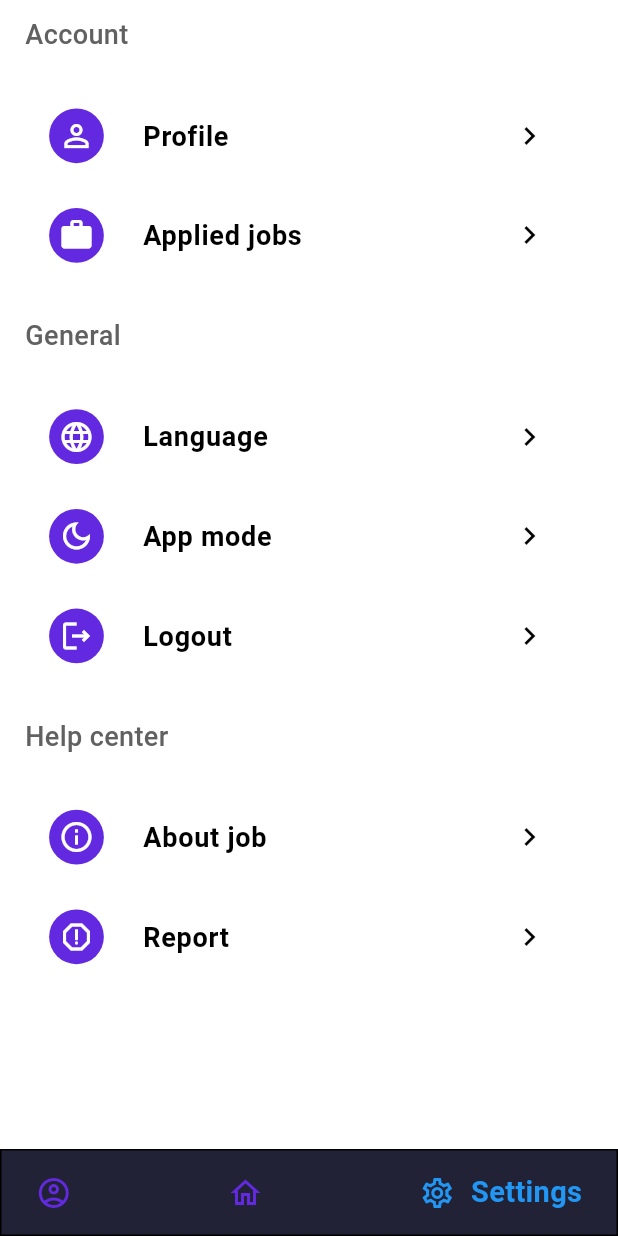
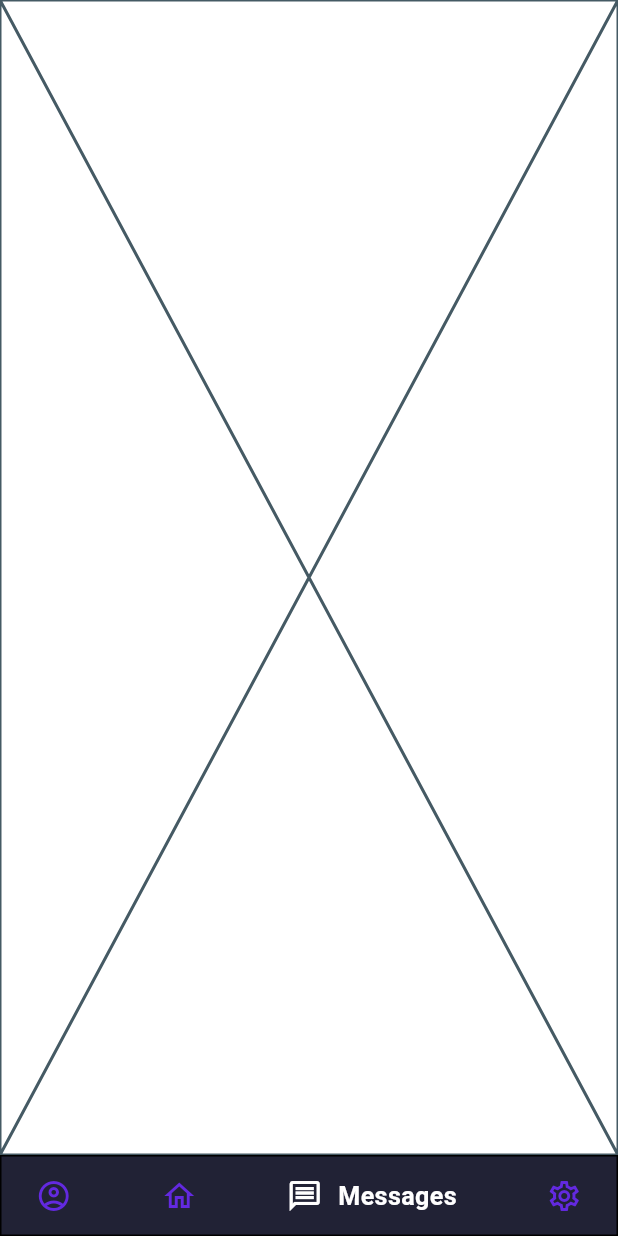
Before and after one commit to SalahMd/Joblance, a Flutter app: the ButtomBar screen opened by its route, item 3 of the bottom bar chosen, on a phone screen of 412 x 824 dp. Run offline on Flutter 3.47's test engine with Material 3 defaults, Android fonts, the phone set to English and light mode, and no system bars; drawn by our look-alikes of google_nav_bar; our stand-ins replace carousel_slider, chips_choice, country_picker, dartz, flutter_animate, flutter_screenutil and 4 more; accounts and stored records are empty.

Commit message:
Fixing colors in dark mode

```diff
--- a/lib/controller/buttom_bar_controller.dart
+++ b/lib/controller/buttom_bar_controller.dart
@@ -1,5 +1,6 @@
 import 'package:flutter/material.dart';
 import 'package:get/get.dart';
+import 'package:joblance/view/messages.dart';
 import 'package:joblance/view/screens/profile/freelancer_profile.dart';
 import 'package:joblance/view/screens/favorite.dart';
 import 'package:joblance/view/screens/home_page/freelancer_home_page/freelancer_home_page.dart';
@@ -13,7 +14,7 @@ abstract class ButtomBarController extends GetxController {
 
 class ButtomBarControllerImp extends ButtomBarController {
   int currentPage = 1;
-  List<Widget> listPage = [const FreelancerProfile(),  FreelancerHomePage(), const Settings(),];
+  List<Widget> listPage = [const FreelancerProfile(),  FreelancerHomePage(),Messages(), const Settings(),];
   @override
   changePage(int index) {
     currentPage = index;
--- a/lib/controller/dark_mode.dart
+++ b/lib/controller/dark_mode.dart
@@ -5,6 +5,7 @@ import 'package:joblance/core/services/services.dart';
 abstract class DarkMode extends GetxController {
   changeMode(String theme);
 }
+
 class DarkModeImpl extends DarkMode {
   Myservices myServices = Get.find();
   late ThemeMode themeMode;
@@ -29,7 +30,7 @@ class DarkModeImpl extends DarkMode {
     } else if (sharedpreflang == "light") {
       themeMode = ThemeMode.light;
     } else {
-      themeMode = ThemeMode.light;
+      themeMode = ThemeMode.system;
     }
     super.onInit();
   }
--- a/lib/core/constants/text_styles.dart
+++ b/lib/core/constants/text_styles.dart
@@ -28,6 +28,8 @@ class TextStyles {
       color: Colors.grey[700], fontSize: 14.sp, fontWeight: FontWeight.w500);
   static TextStyle w50012 =
       TextStyle(fontSize: 12.sp, fontWeight: FontWeight.w500);
+      static TextStyle w40011 =
+      TextStyle(fontSize: 11.sp, fontWeight: FontWeight.w400);
   static TextStyle w50013 =
       TextStyle(fontSize: 13.sp, fontWeight: FontWeight.w500);
   // static TextStyle w40013grey = TextStyle(
--- a/lib/core/localization/translation.dart
+++ b/lib/core/localization/translation.dart
@@ -98,6 +98,8 @@ class Translation extends Translations {
           "abouttheapp":"عن التطبيق",
           "language":"اللغة",
           "follow":"متابعة",
+          "suggestedjobs":"وظائف مقترحة",
+          "messages":"الرسائل"
         },
         "en": {
           "title1": "Welcome to Joblance",
@@ -195,6 +197,8 @@ class Translation extends Translations {
           "abouttheapp":"About job",
           "language":"Language",
           "follow":"Follow",
+          "suggestedjobs":"Suggested jobs",
+          "messages":"Messages",
 
 
         }
--- a/lib/core/themes/app_theme.dart
+++ b/lib/core/themes/app_theme.dart
@@ -6,7 +6,7 @@ import 'package:joblance/core/constants/colors.dart';
 class AppTheme {
   static var darkTheme = ColorScheme.dark(
     primary: DarkAppColors.primaryColor,
-//    // onSecondary: Colors.indigo,
+    onSecondary: Colors.white,
 //     //for numbers after picking in date picker
 //     //onPrimary: Colors.indigo,
 //     //surfaceTint: Colors.blue,
@@ -39,6 +39,8 @@ class AppTheme {
   static ColorScheme lightTheme = ColorScheme.light(
     primary: LightAppColors.primaryColor,
     primaryContainer: LightAppColors.whiteColor,
+        onSecondary: Colors.black,
+
     // onPrimaryContainer: lightAppColors.blackColor,
     background: LightAppColors.backGround,
     // //onPrimary: Colors.indigo,
--- a/lib/main.dart
+++ b/lib/main.dart
@@ -50,7 +50,7 @@ class MyApp extends StatelessWidget {
           getPages: [
             GetPage(
               name: "/",
-              page: () => SignUp(),
+              page: () => Login(),
               //middlewares: [MiddleWare()]
             ),
             GetPage(name: "/Login", page: () => const Login()),
--- /dev/null
+++ b/lib/view/messages.dart
@@ -0,0 +1,11 @@
+import 'package:flutter/foundation.dart';
+import 'package:flutter/widgets.dart';
+
+class Messages extends StatelessWidget {
+  const Messages({super.key});
+
+  @override
+  Widget build(BuildContext context) {
+    return const Placeholder();
+  }
+}
--- a/lib/view/screens/auth/sign_up/sign_up.dart
+++ b/lib/view/screens/auth/sign_up/sign_up.dart
@@ -4,6 +4,7 @@ import 'package:flutter_screenutil/flutter_screenutil.dart';
 import 'package:get/get.dart';
 import 'package:joblance/controller/auth/signup_controller.dart';
 import 'package:joblance/core/constants/buttons.dart';
+import 'package:joblance/core/constants/colors.dart';
 import 'package:joblance/core/constants/text_styles.dart';
 import 'package:joblance/core/functions/alerts.dart';
 import 'package:joblance/core/functions/dimenesions.dart';
@@ -53,7 +54,6 @@ class SignUp extends StatelessWidget {
                               size: 50,
                             )
                           : ClipRRect(
-                              //clipBehavior: Clip.antiAlias,
                               borderRadius: BorderRadius.circular(70),
                               child: Image.file(File(controller.image.path),
                                   fit: BoxFit.fill,
@@ -140,7 +140,7 @@ class SignUp extends StatelessWidget {
                               },
                               child: Text(
                                 "login".tr,
-                                style: TextStyle(color: Colors.blue),
+                                style: TextStyle(color: LightAppColors.primaryColor),
                               ))
                         ],
                       ),
--- a/lib/view/screens/auth/sign_up/text_fileds.dart
+++ b/lib/view/screens/auth/sign_up/text_fileds.dart
@@ -72,7 +72,8 @@ class TextFileds extends StatelessWidget {
               padding: EdgeInsetsDirectional.symmetric(horizontal: 15.w),
               decoration: BoxDecoration(
                   borderRadius: BorderRadius.circular(25),
-                  border: Border.all()),
+                  border: Border.all(
+                      color: Theme.of(context).colorScheme.onSecondary)),
               child: Row(
                 mainAxisAlignment: MainAxisAlignment.spaceBetween,
                 children: [
--- a/lib/view/screens/home_page/freelancer_home_page/slider.dart
+++ b/lib/view/screens/home_page/freelancer_home_page/slider.dart
@@ -36,8 +36,8 @@ class SliderWidget extends StatelessWidget {
           decoration: BoxDecoration(
             boxShadow: [
               BoxShadow(
-                color: Colors.grey,
-                spreadRadius: 1.5,
+                color: Colors.grey[800]!,
+                spreadRadius: 0.5,
                 blurRadius: 0.5,
                 offset: const Offset(0.5, 1),
               ),
--- a/lib/view/screens/navigation_bar/nav_bar.dart
+++ b/lib/view/screens/navigation_bar/nav_bar.dart
@@ -22,7 +22,7 @@ class ButtomBar extends StatelessWidget {
                 //backgroundColor: Color.fromARGB(249, 28, 29, 48),
                 gap: 8.w,
                 color: Color.fromARGB(249, 28, 29, 48),
-                activeColor: Colors.blue,
+                activeColor: Colors.white,
                 padding: EdgeInsets.symmetric(
                     horizontal: 10, vertical: 10), // navigation bar padding
                 onTabChange: (index) {
@@ -30,7 +30,7 @@ class ButtomBar extends StatelessWidget {
                 },
                 textSize: 2,
                 haptic: true, // haptic feedback
-                textStyle: TextStyle(fontSize: 15.sp, color: Colors.blue),
+                textStyle: TextStyle(fontSize: 13.sp, color: Colors.white),
                 tabs: [
                   GButton(
                     icon: Icons.account_circle_outlined,
@@ -41,6 +41,11 @@ class ButtomBar extends StatelessWidget {
                   GButton(
                     icon: Icons.home_outlined,
                     text: 'homepage'.tr,
+                    iconColor: LightAppColors.primaryColor,
+                  ),
+                  GButton(
+                    icon: Icons.message_outlined,
+                    text: 'messages'.tr,
                     iconColor: LightAppColors.primaryColor,
                   ),
                   GButton(
--- a/lib/view/screens/settings.dart
+++ b/lib/view/screens/settings.dart
@@ -1,7 +1,5 @@
-import 'package:flutter/cupertino.dart';
-import 'package:flutter/foundation.dart';
+
 import 'package:flutter/material.dart';
-import 'package:flutter/widgets.dart';
 import 'package:flutter_screenutil/flutter_screenutil.dart';
 import 'package:get/get.dart';
 import 'package:joblance/core/constants/text_styles.dart';
--- a/lib/view/widgets/job_design.dart
+++ b/lib/view/widgets/job_design.dart
@@ -96,7 +96,7 @@ class JobDesign extends StatelessWidget {
                     height: 25.h,
                     alignment: AlignmentDirectional.center,
                     decoration: BoxDecoration(
-                      color: Colors.grey[100],
+                      color: Theme.of(context).colorScheme.background,
                       borderRadius: BorderRadius.circular(10),
                     ),
                     child: Row(
@@ -111,7 +111,7 @@ class JobDesign extends StatelessWidget {
                         ),
                         Text(
                           "active".tr,
-                          style: TextStyles.w40011grey,
+                          style: TextStyles.w40011,
                         ),
                       ],
                     ),
```
Also changed, not shown: lib/view/screens/auth/login.dart (+5 -4 lines), lib/view/screens/auth/sign_up/drop_down.dart (+7 -3 lines), lib/view/screens/home_page/freelancer_home_page/top_bar.dart (+0 -8 lines).
